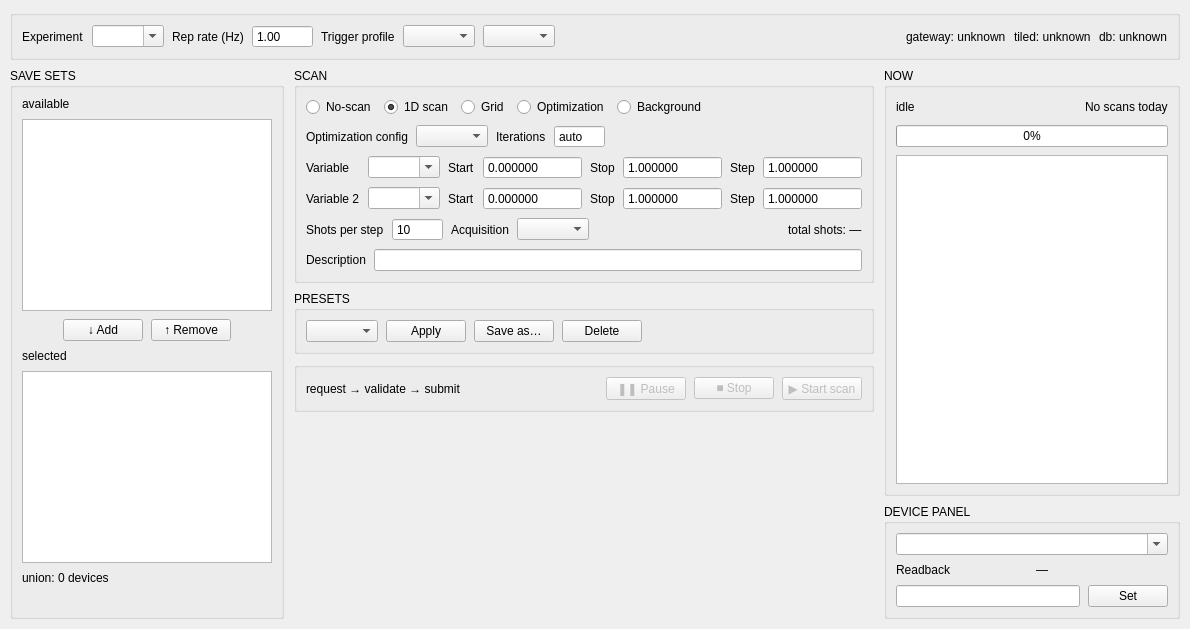
GEECS-BELLA/GEECS-Plugins, file GEECS-Console/geecs_console/app/ui/main_window.ui: the form before one commit.
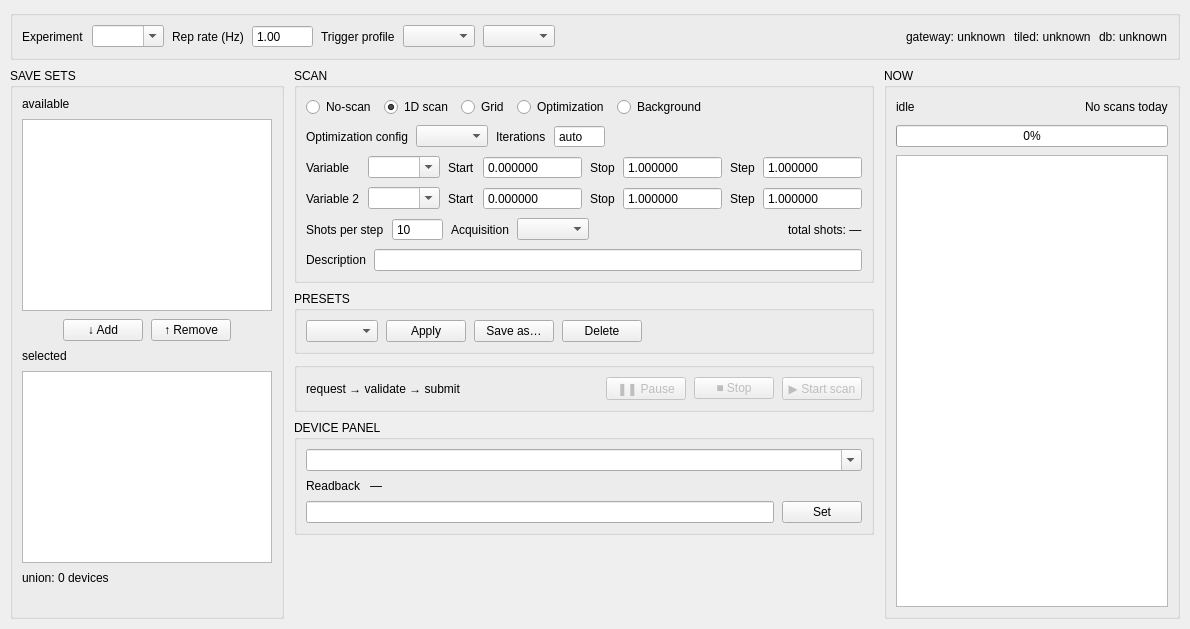
The form after the commit.

Commit message: GEECS-Console 0.19.1: movable-panel polish — width-stable readbacks, R7 to the middle column

What changed in the file:
```diff
--- a/GEECS-Console/geecs_console/app/ui/main_window.ui
+++ b/GEECS-Console/geecs_console/app/ui/main_window.ui
@@ -779,6 +779,72 @@
          </layout>
         </widget>
        </item>
+       <item>
+        <widget class="QGroupBox" name="r7_group">
+         <property name="title">
+          <string>DEVICE PANEL</string>
+         </property>
+         <layout class="QVBoxLayout" name="r7_layout">
+        <property name="spacing">
+         <number>8</number>
+        </property>
+          <item>
+           <widget class="QComboBox" name="r7_device_combo">
+            <property name="editable">
+             <bool>true</bool>
+            </property>
+            <property name="toolTip">
+             <string>device:variable</string>
+            </property>
+           </widget>
+          </item>
+          <item>
+           <layout class="QHBoxLayout" name="r7_readback_layout">
+            <item>
+             <widget class="QLabel" name="r7_readback_title">
+              <property name="text">
+               <string>Readback</string>
+              </property>
+             </widget>
+            </item>
+            <item>
+             <widget class="QLabel" name="r7_readback_label">
+              <property name="sizePolicy">
+               <sizepolicy hsizetype="Ignored" vsizetype="Preferred">
+                <horstretch>1</horstretch>
+                <verstretch>0</verstretch>
+               </sizepolicy>
+              </property>
+              <property name="minimumSize">
+               <size>
+                <width>160</width>
+                <height>0</height>
+               </size>
+              </property>
+              <property name="text">
+               <string>—</string>
+              </property>
+             </widget>
+            </item>
+           </layout>
+          </item>
+          <item>
+           <layout class="QHBoxLayout" name="r7_set_layout">
+            <item>
+             <widget class="QLineEdit" name="r7_set_field"/>
+            </item>
+            <item>
+             <widget class="QPushButton" name="r7_set_button">
+              <property name="text">
+               <string>Set</string>
+              </property>
+             </widget>
+            </item>
+           </layout>
+          </item>
+         </layout>
+        </widget>
+       </item>
        <item>
         <spacer name="middle_column_spacer">
          <property name="orientation">
@@ -860,60 +926,6 @@
          </layout>
         </widget>
        </item>
-       <item>
-        <widget class="QGroupBox" name="r7_group">
-         <property name="title">
-          <string>DEVICE PANEL</string>
-         </property>
-         <layout class="QVBoxLayout" name="r7_layout">
-        <property name="spacing">
-         <number>8</number>
-        </property>
-          <item>
-           <widget class="QComboBox" name="r7_device_combo">
-            <property name="editable">
-             <bool>true</bool>
-            </property>
-            <property name="toolTip">
-             <string>device:variable</string>
-            </property>
-           </widget>
-          </item>
-          <item>
-           <layout class="QHBoxLayout" name="r7_readback_layout">
-            <item>
-             <widget class="QLabel" name="r7_readback_title">
-              <property name="text">
-               <string>Readback</string>
-              </property>
-             </widget>
-            </item>
-            <item>
-             <widget class="QLabel" name="r7_readback_label">
-              <property name="text">
-               <string>—</string>
-              </property>
-             </widget>
-            </item>
-           </layout>
-          </item>
-          <item>
-           <layout class="QHBoxLayout" name="r7_set_layout">
-            <item>
-             <widget class="QLineEdit" name="r7_set_field"/>
-            </item>
-            <item>
-             <widget class="QPushButton" name="r7_set_button">
-              <property name="text">
-               <string>Set</string>
-              </property>
-             </widget>
-            </item>
-           </layout>
-          </item>
-         </layout>
-        </widget>
-       </item>
       </layout>
      </item>
     </layout>
```
Left out of the diff: 2 changed lines with no effect on the pictures. The commit also changes 7 other files.
